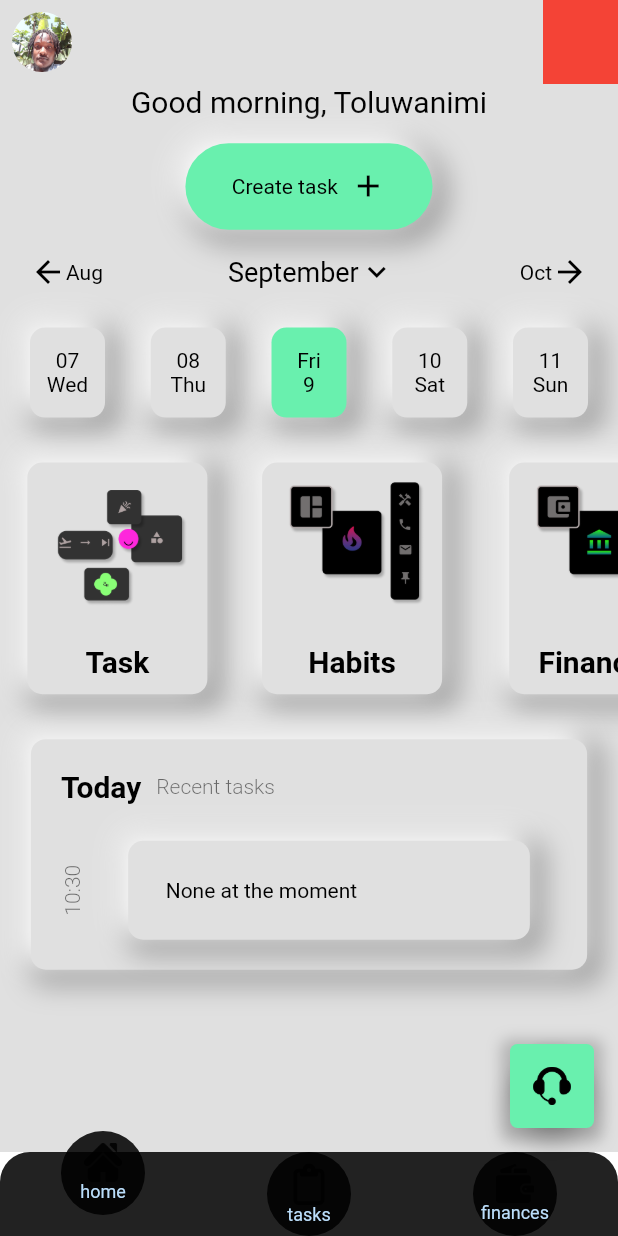
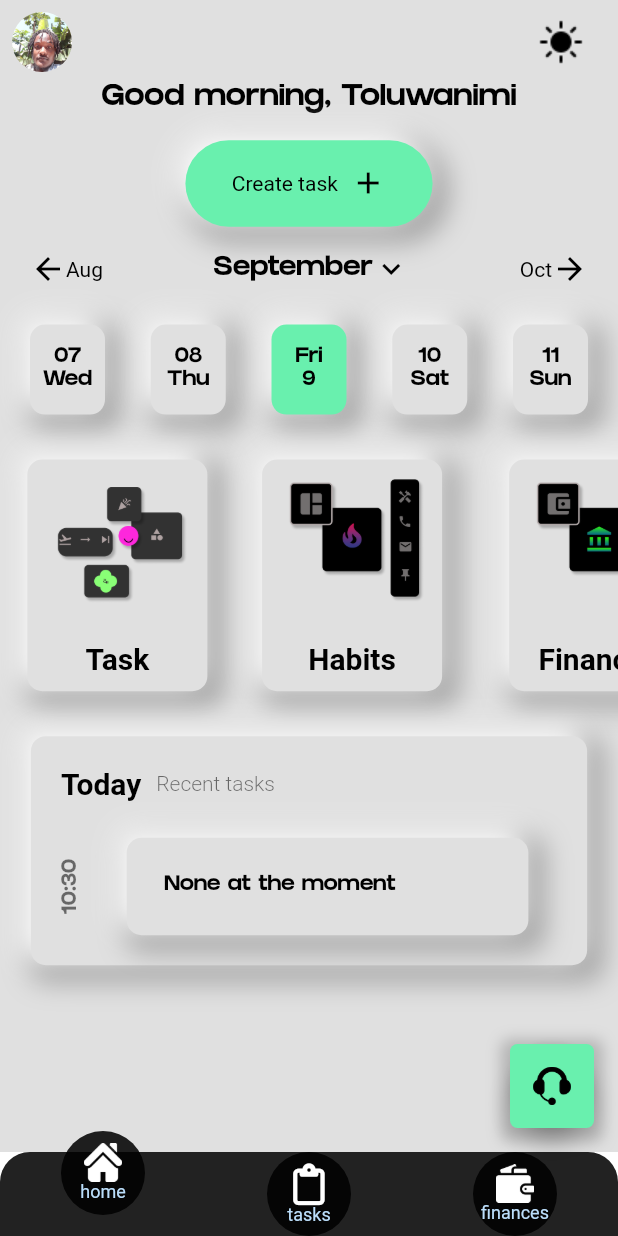
Before and after one commit to Raicodesokwe/kudidemo, a Flutter app: the BottomNavBar screen opened directly, on a phone screen of 412 x 824 dp. Run offline on Flutter 3.47's test engine with Material 2 defaults, Android fonts, the phone set to English and light mode, and no system bars; drawn by our look-alikes of flutter_speed_dial, showcaseview; our stand-ins replace animated_splash_screen, cloud_firestore, firebase_auth, firebase_core, firebase_messaging, firebase_storage and 14 more; accounts and stored records are empty; Roboto replaces fonts that are missing (Prompt).

Commit message:
removed showcase

```diff
--- a/lib/navbar/navbar.dart
+++ b/lib/navbar/navbar.dart
@@ -3,9 +3,8 @@ import 'package:flutter/material.dart';
 import 'package:font_awesome_flutter/font_awesome_flutter.dart';
 import 'package:google_fonts/google_fonts.dart';
 import 'package:kudidemo/pages/pospage.dart';
-import 'package:kudidemo/providers/theme_provider.dart';
+
 import 'package:kudidemo/pages/walletpage.dart';
-import 'package:provider/provider.dart';
 
 import 'bouncetabbar.dart';
 import '../pages/homepage.dart';
@@ -62,7 +61,7 @@ class _BottomNavBarState extends State<BottomNavBar> {
               Image.asset(
                 "assets/images/homepage.png",
                 scale: 20,
-                color: Colors.black87,
+                color: Colors.white,
               ),
               Text(
                 'home',
@@ -76,7 +75,7 @@ class _BottomNavBarState extends State<BottomNavBar> {
               Icon(
                 FontAwesomeIcons.clipboard,
                 size: 28,
-                color: Colors.black87,
+                color: Colors.white,
               ),
               Text(
                 'tasks',
@@ -90,7 +89,7 @@ class _BottomNavBarState extends State<BottomNavBar> {
               Image.asset(
                 "assets/images/funds.png",
                 scale: 20,
-                color: Colors.black87,
+                color: Colors.white,
               ),
               Text(
                 'finances',
--- a/lib/pages/homepage.dart
+++ b/lib/pages/homepage.dart
@@ -4,18 +4,16 @@ import 'dart:ui';
 import 'package:flutter/cupertino.dart';
 import 'package:flutter/material.dart';
 import 'package:flutter_speed_dial/flutter_speed_dial.dart';
+import 'package:font_awesome_flutter/font_awesome_flutter.dart';
 import 'package:google_fonts/google_fonts.dart';
 import 'package:intl/intl.dart';
 import 'package:kudidemo/pages/calendar_widget.dart';
-import 'package:kudidemo/pages/group_task.dart';
-import 'package:kudidemo/pages/journal_page.dart';
-import 'package:kudidemo/pages/task_view.dart';
+
 import 'package:kudidemo/services/notification_service.dart';
 
-import 'package:kudidemo/theme/changethemebtn.dart';
-import 'package:kudidemo/providers/theme_provider.dart';
 import 'package:kudidemo/utils/utils.dart';
-import 'package:kudidemo/widgets/custom_showcase.dart';
+
+import 'package:kudidemo/widgets/theme_overlay.dart';
 import 'package:provider/provider.dart';
 import 'package:showcaseview/showcaseview.dart';
 import 'package:url_launcher/url_launcher.dart';
@@ -39,6 +37,7 @@ class _HomePageState extends State<HomePage> {
   String? time;
   DateTime now = DateTime.now();
   final keyone = GlobalKey();
+  final keytwo = GlobalKey();
   _bottomSheet() {
     final decorator = BoxDecoration(boxShadow: [
       BoxShadow(
@@ -68,9 +67,6 @@ class _HomePageState extends State<HomePage> {
       NotifyService().requestIOSPermissions();
     }
     listenNotifications();
-    WidgetsBinding.instance!.addPostFrameCallback((_) {
-      ShowCaseWidget.of(context).startShowCase([keyone]);
-    });
   }
 
   void listenNotifications() {
@@ -253,16 +249,20 @@ class _HomePageState extends State<HomePage> {
           actions: [
             GestureDetector(
                 onTap: () {
-                  Navigator.pushReplacement(
-                      context,
-                      MaterialPageRoute(
-                          builder: (context) => ChangeThemeButtonWidget()));
+                  showDialog(
+                      context: context,
+                      barrierDismissible: true,
+                      builder: (context) {
+                        return ThemeOverlay();
+                      });
                 },
-                child: Container(
-                  height: 50,
-                  width: 50,
-                  color: Colors.red,
-                ))
+                child: Image.asset(
+                  'assets/images/sun.png',
+                  color: Theme.of(context).textTheme.bodyText2!.color,
+                )),
+            SizedBox(
+              width: 10,
+            )
           ],
           elevation: 0,
           backgroundColor: Colors.transparent,
@@ -279,9 +279,6 @@ class _HomePageState extends State<HomePage> {
               ),
               GestureDetector(
                 onTap: () => _selectTask(),
-                child: CustomShowcaseWidget(
-                  globalKey: keyone,
-                  description: 'Create task or journal',
                 child: Container(
                   height: size.height * 0.07,
                   width: size.width * 0.4,
@@ -303,7 +300,6 @@ class _HomePageState extends State<HomePage> {
                         color: Colors.black,
                       )
                     ],
-                    ),
                   ),
                 ),
               ),
--- a/lib/pages/name_pic.dart
+++ b/lib/pages/name_pic.dart
@@ -94,6 +94,7 @@ class _NamePicScreenState extends State<NamePicScreen> {
                     return null;
                   },
                   keyboardType: TextInputType.emailAddress,
+                  style: GoogleFonts.prompt(color: Colors.black),
                   onChanged: (value) {
                     this.name = value;
                   },
--- a/lib/pages/signup.dart
+++ b/lib/pages/signup.dart
@@ -91,6 +91,7 @@ class _SignUpScreenState extends State<SignUpScreen> {
                       this.email = value;
                     },
                     cursorColor: Colors.black45,
+                    style: GoogleFonts.prompt(color: Colors.black),
                     decoration: InputDecoration(
                         hintText: 'email',
                         hintStyle: GoogleFonts.prompt(),
@@ -109,6 +110,7 @@ class _SignUpScreenState extends State<SignUpScreen> {
                       borderRadius: BorderRadius.circular(10.0)),
                   child: TextFormField(
                     controller: passwordController,
+                    style: GoogleFonts.prompt(color: Colors.black),
                     validator: (value) {
                       if (value!.isEmpty || value.length < 6) {
                         return 'Password must be at least 6 characters long';
@@ -136,6 +138,7 @@ class _SignUpScreenState extends State<SignUpScreen> {
                       color: Theme.of(context).backgroundColor,
                       borderRadius: BorderRadius.circular(10.0)),
                   child: TextFormField(
+                    style: GoogleFonts.prompt(color: Colors.black),
                     controller: confirmPasswordController,
                     validator: (value) {
                       if (value!.isEmpty || value.length < 6) {
--- a/lib/theme/theme_enum.dart
+++ b/lib/theme/theme_enum.dart
@@ -18,6 +18,7 @@ final appThemeData = {
       iconTheme: const IconThemeData(color: Colors.black),
       textTheme: TextTheme(
           bodyText2: TextStyle(
+        fontFamily: 'grifterbold',
         color: Colors.black,
       ))),
   AppTheme.Dark: ThemeData.dark().copyWith(
@@ -30,9 +31,10 @@ final appThemeData = {
       iconTheme: const IconThemeData(color: Colors.white),
       textTheme: TextTheme(
           bodyText2: TextStyle(
+        fontFamily: 'grifterbold',
         color: Colors.white,
       ))),
-  AppTheme.Blue: ThemeData.light().copyWith(
+  AppTheme.Blue: ThemeData.dark().copyWith(
       visualDensity: VisualDensity.adaptivePlatformDensity,
       scaffoldBackgroundColor: const Color(0xFF1512d9),
       backgroundColor: const Color(0xFF1512d9),
@@ -42,7 +44,8 @@ final appThemeData = {
       iconTheme: const IconThemeData(color: Colors.black),
       textTheme: TextTheme(
           bodyText2: TextStyle(
-        color: Colors.black,
+        fontFamily: 'grifterbold',
+        color: Colors.white,
       ))),
   AppTheme.Light: ThemeData.light().copyWith(
       visualDensity: VisualDensity.adaptivePlatformDensity,
@@ -54,6 +57,7 @@ final appThemeData = {
       iconTheme: const IconThemeData(color: Colors.black),
       textTheme: TextTheme(
           bodyText2: TextStyle(
+        fontFamily: 'grifterbold',
         color: Colors.black,
       ))),
   AppTheme.Pink: ThemeData.light().copyWith(
@@ -66,6 +70,7 @@ final appThemeData = {
       iconTheme: const IconThemeData(color: Colors.black),
       textTheme: TextTheme(
           bodyText2: TextStyle(
+        fontFamily: 'grifterbold',
         color: Colors.black,
       ))),
   AppTheme.Orange: ThemeData.light().copyWith(
@@ -80,6 +85,7 @@ final appThemeData = {
       iconTheme: const IconThemeData(color: Colors.black),
       textTheme: TextTheme(
           bodyText2: TextStyle(
+        fontFamily: 'grifterbold',
         color: Colors.black,
       )))
 };
--- a/lib/widgets/custom_showcase.dart
+++ /dev/null
@@ -1,28 +0,0 @@
-import 'package:flutter/material.dart';
-
-import 'package:showcaseview/showcaseview.dart';
-
-class CustomShowcaseWidget extends StatelessWidget {
-  final GlobalKey globalKey;
-  final Widget child;
-  final String description;
-  const CustomShowcaseWidget(
-      {Key? key,
-      required this.globalKey,
-      required this.child,
-      required this.description})
-      : super(key: key);
-
-  @override
-  Widget build(BuildContext context) {
-    return Showcase(
-      key: globalKey,
-      description: description,
-      showcaseBackgroundColor: Colors.black,
-      contentPadding: const EdgeInsets.all(12),
-      child: child,
-      descTextStyle: TextStyle(
-          color: Colors.white, fontWeight: FontWeight.w600, fontSize: 16),
-    );
-  }
-}
--- a/lib/widgets/scroll_widget.dart
+++ b/lib/widgets/scroll_widget.dart
@@ -49,9 +49,9 @@ class ScrollWidget extends StatelessWidget {
           ),
           GestureDetector(
             onTap: () {
-              AuthService.signOut(context);
-              // Navigator.of(context)
-              //     .push(MaterialPageRoute(builder: (context) => TaskView()));
+              // AuthService.signOut(context);
+              Navigator.of(context)
+                  .push(MaterialPageRoute(builder: (context) => TaskView()));
             },
             child: TaskWidget(
               size: size,
```
Also changed, not shown: lib/pages/landing_screen.dart (+5 -3 lines), lib/widgets/showcase_widget_builder.dart (deleted, +0 -19 lines), lib/widgets/theme_overlay.dart (added, +113 -0 lines), assets/images/sun.png (added). Lines whose indentation alone changed are shown as unchanged.
